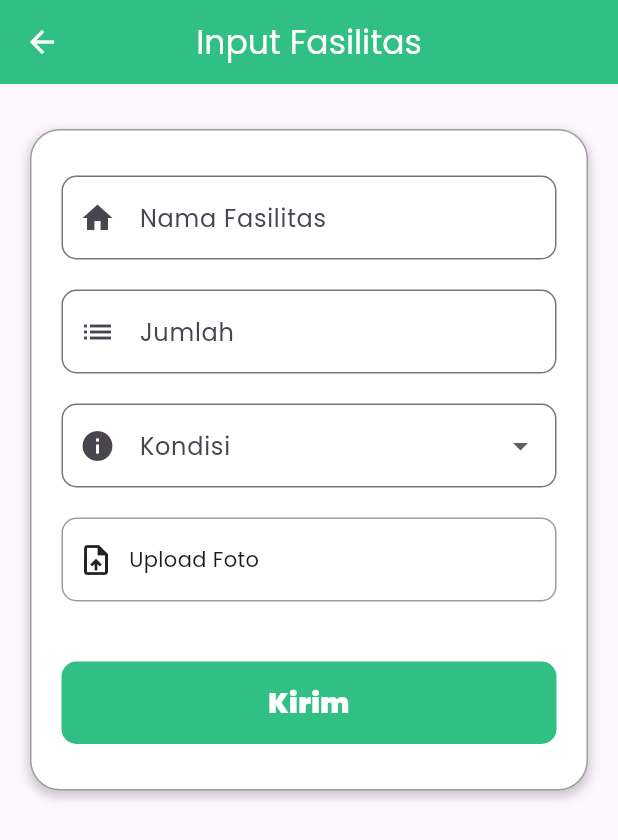
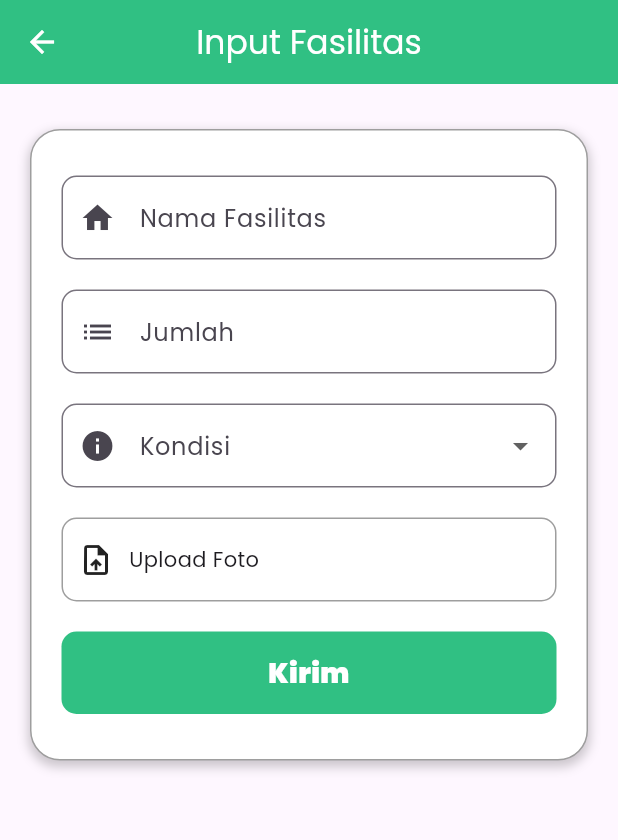
Before and after one commit to Yoga1917/rt_19, a Flutter app: the InputFasilitasPage screen opened directly, on a phone screen of 412 x 824 dp. Shown: the top 840 px of the screen. Run offline on Flutter 3.47's test engine with Material 3 defaults, Android fonts, the phone set to English and light mode, and no system bars; our stand-ins replace file_picker, google_fonts, image_picker, shared_preferences; missing offline and left inert: indonesia; accounts and stored records are empty.

```diff
--- a/lib/pages/fasilitas/input_fasilitas.dart
+++ b/lib/pages/fasilitas/input_fasilitas.dart
@@ -117,7 +117,11 @@ class _InputFasilitasPageState extends State<InputFasilitasPage> {
           },
         ),
       ),
-      body: SingleChildScrollView(
+      body: GestureDetector(
+        onTap: () {
+          FocusScope.of(context).unfocus();
+        },
+        child: SingleChildScrollView(
           child: LayoutBuilder(builder: (context, constraints) {
             if (constraints.maxWidth > 600) {
               return Column();
@@ -178,7 +182,6 @@ class _InputFasilitasPageState extends State<InputFasilitasPage> {
                             padding: const EdgeInsets.symmetric(horizontal: 20),
                             child: TextFormField(
                               controller: jumlahController,
-                            cursorColor: Color(0xff30C083),
                               decoration: InputDecoration(
                                 prefixIcon: const Icon(Icons.list),
                                 labelText: 'Jumlah',
@@ -259,11 +262,11 @@ class _InputFasilitasPageState extends State<InputFasilitasPage> {
                                   ),
                                 )),
                           ),
-                        SizedBox(height: 20),
-                        if (_image != null) // Display image preview if selected
+                          if (_image !=
+                              null) // Display image preview if selected
                             Padding(
                               padding: const EdgeInsets.symmetric(
-                                horizontal: 20, vertical: 10),
+                                  horizontal: 20, vertical: 20),
                               child: Image.file(
                                 _image!,
                                 height: 100,
@@ -312,6 +315,7 @@ class _InputFasilitasPageState extends State<InputFasilitasPage> {
             }
           }),
         ),
+      ),
     );
   }
 }
```
Also changed, not shown: lib/pages/fasilitas/edit_fasilitas.dart (+6 -1 lines), lib/pages/kegiatan/input_kegiatan.dart (+0 -7 lines). Lines whose indentation alone changed are shown as unchanged.
